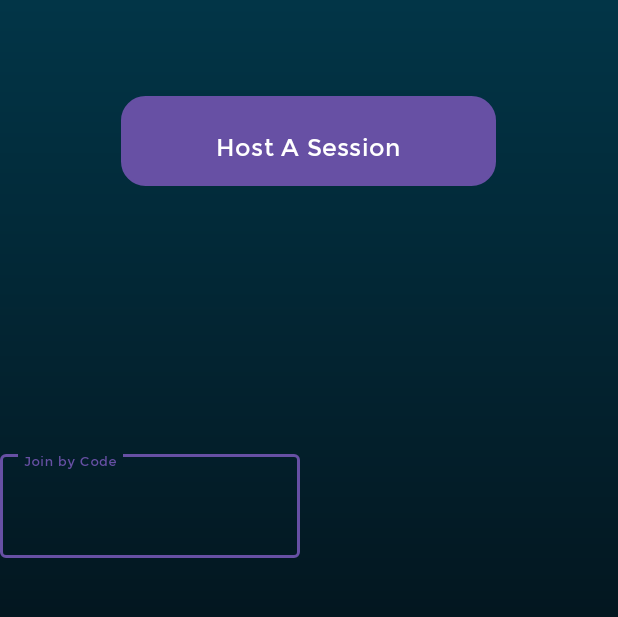
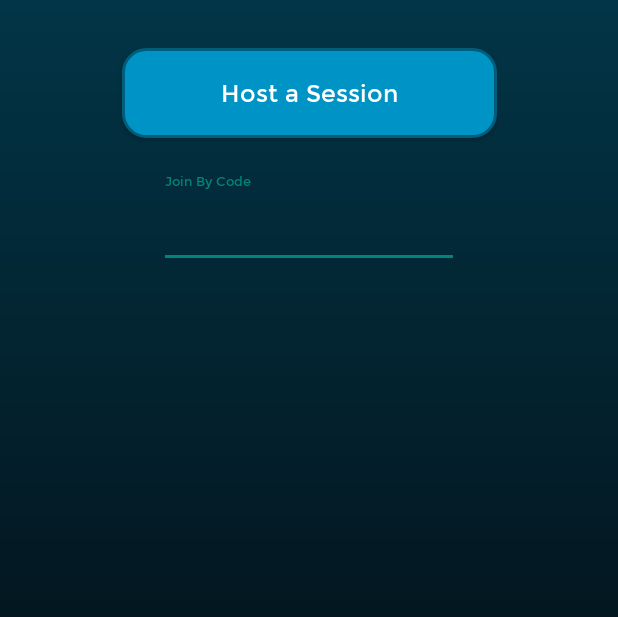
Before and after one commit to vishesh2201/SwipeFlix, an Android app: the layout activity_main.xml on its own in the app's theme, with its tools: preview values and no code run, on a phone screen of 412 x 824 dp, the part 465-1082 px from its top. Run offline under Robolectric (Android 15) with nearby library versions, the phone set to English and light mode, and no system bars.

Commit message:
Arjun Commit

```diff
--- a/app/src/main/res/layout/activity_main.xml
+++ b/app/src/main/res/layout/activity_main.xml
@@ -1,62 +1,69 @@
 <?xml version="1.0" encoding="utf-8"?>
-<androidx.constraintlayout.widget.ConstraintLayout xmlns:android="http://schemas.android.com/apk/res/android"
+<androidx.constraintlayout.widget.ConstraintLayout
+    xmlns:android="http://schemas.android.com/apk/res/android"
     xmlns:app="http://schemas.android.com/apk/res-auto"
     xmlns:tools="http://schemas.android.com/tools"
-    android:id="@+id/main"
     android:layout_width="match_parent"
     android:layout_height="match_parent"
+    android:background="@drawable/background"
     tools:context=".MainActivity">
 
-    <LinearLayout
-        android:layout_width="match_parent"
-        android:layout_height="match_parent"
-        android:orientation="vertical"
-        android:background="@drawable/background">
-
-
+    <!-- Swipeflix Logo -->
     <TextView
         android:id="@+id/swipeflix_Text"
-            android:layout_width="match_parent"
+        android:layout_width="wrap_content"
         android:layout_height="wrap_content"
+        android:layout_marginTop="200dp"
         android:fontFamily="@font/micro5"
-            android:text="swipeflix"
-            android:textAlignment="center"
+        android:text="@string/swipeflix"
         android:textColor="@color/white"
         android:textSize="100sp"
-            android:layout_marginTop="200dp"/>
+        android:textAlignment="center"
+        app:layout_constraintTop_toTopOf="parent"
+        app:layout_constraintStart_toStartOf="parent"
+        app:layout_constraintEnd_toEndOf="parent" />
 
+    <!-- Host a Session Button -->
     <Button
         android:id="@+id/host_session"
         android:layout_width="250dp"
         android:layout_height="60dp"
-            android:layout_gravity="center"
-            android:layout_marginTop="64dp"
+        android:layout_marginTop="32dp"
         android:background="@drawable/host_a_session"
         android:backgroundTint="@null"
         android:fontFamily="@font/nats"
-            android:text="Host A Session"
+        android:text="Host a Session"
+        android:textAllCaps="false"
         android:textAlignment="center"
+        android:textColor="@color/white"
         android:textSize="22sp"
-            app:cornerRadius="15dp" />
+        app:cornerRadius="15dp"
+        app:layout_constraintTop_toBottomOf="@id/swipeflix_Text"
+        app:layout_constraintStart_toStartOf="parent"
+        app:layout_constraintEnd_toEndOf="parent" />
 
+    <!-- Join By Code Section -->
     <LinearLayout
-            android:layout_width="match_parent"
-            android:layout_height="match_parent"
+        android:layout_width="wrap_content"
+        android:layout_height="wrap_content"
+        android:layout_marginTop="16dp"
         android:orientation="horizontal"
-            android:layout_marginTop="32dp"
-            android:layout_gravity="center">
+        app:layout_constraintTop_toBottomOf="@id/host_session"
+        app:layout_constraintStart_toStartOf="parent"
+        app:layout_constraintEnd_toEndOf="parent">
 
         <com.google.android.material.textfield.TextInputLayout
             android:layout_width="200dp"
-                android:layout_height="wrap_content"
-                android:layout_gravity="center">
+            android:layout_height="wrap_content">
 
             <com.google.android.material.textfield.TextInputEditText
                 android:layout_width="match_parent"
                 android:layout_height="wrap_content"
-                    android:hint="Join by Code"
-                    android:fontFamily="@font/nats"/>
+                android:hint="@string/join_by_code"
+                android:textColor="@color/white"
+                android:fontFamily="@font/nats" />
         </com.google.android.material.textfield.TextInputLayout>
+
     </LinearLayout>
-    </LinearLayout>
+
 </androidx.constraintlayout.widget.ConstraintLayout>
--- a/app/src/main/res/values/strings.xml
+++ b/app/src/main/res/values/strings.xml
@@ -1,3 +1,6 @@
 <resources>
     <string name="app_name">SwipeFlix</string>
+    <string name="host_a_session">Host A Session</string>
+    <string name="swipeflix">swipeflix</string>
+    <string name="join_by_code">Join By Code</string>
 </resources>
--- a/app/src/main/res/values/themes.xml
+++ b/app/src/main/res/values/themes.xml
@@ -1,6 +1,6 @@
 <resources xmlns:tools="http://schemas.android.com/tools">
     <!-- Base application theme. -->
-    <style name="Base.Theme.SwipeFlix" parent="Theme.Material3.DayNight.NoActionBar">
+    <style name="Base.Theme.SwipeFlix" parent="Theme.AppCompat.Light.DarkActionBar">
         <!-- Customize your light theme here. -->
         <!-- <item name="colorPrimary">@color/my_light_primary</item> -->
     </style>
```
Lines whose indentation alone changed are shown as unchanged.
